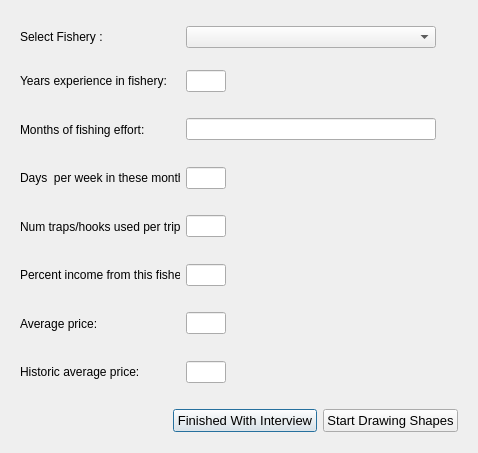
Ecotrust/openoceanmap-desktop, file oom_norcal_comm/Interview/selectfishery.ui: the form before one commit.
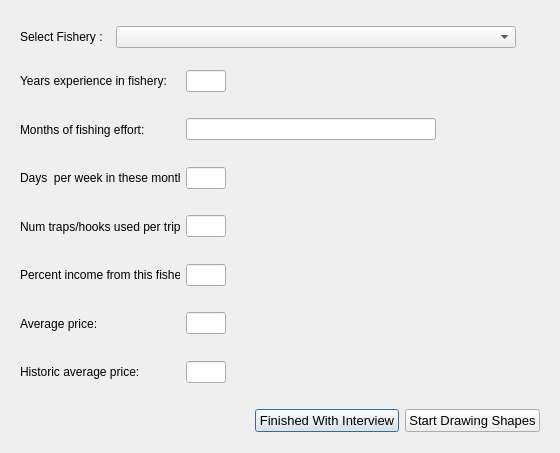
The form after the commit.

Patch:
```diff
--- a/oom_norcal_comm/Interview/selectfishery.ui
+++ b/oom_norcal_comm/Interview/selectfishery.ui
@@ -6,7 +6,7 @@
    <rect>
     <x>0</x>
     <y>0</y>
-    <width>478</width>
+    <width>560</width>
     <height>453</height>
    </rect>
   </property>
@@ -38,13 +38,13 @@
          <widget class="QLabel" name="fishery_text" >
           <property name="minimumSize" >
            <size>
-            <width>160</width>
+            <width>90</width>
             <height>0</height>
            </size>
           </property>
           <property name="maximumSize" >
            <size>
-            <width>160</width>
+            <width>90</width>
             <height>16777215</height>
            </size>
           </property>
@@ -57,13 +57,13 @@
          <widget class="QComboBox" name="fishery_comboBox" >
           <property name="minimumSize" >
            <size>
-            <width>250</width>
+            <width>400</width>
             <height>0</height>
            </size>
           </property>
           <property name="maximumSize" >
            <size>
-            <width>250</width>
+            <width>400</width>
             <height>16777215</height>
            </size>
           </property>
@@ -149,22 +149,22 @@
           </item>
          </widget>
         </item>
+        <item>
+         <spacer name="horizontalSpacer_2" >
+          <property name="orientation" >
+           <enum>Qt::Horizontal</enum>
+          </property>
+          <property name="sizeHint" stdset="0" >
+           <size>
+            <width>40</width>
+            <height>20</height>
+           </size>
+          </property>
+         </spacer>
+        </item>
        </layout>
       </widget>
      </item>
-     <item>
-      <spacer name="horizontalSpacer_2" >
-       <property name="orientation" >
-        <enum>Qt::Horizontal</enum>
-       </property>
-       <property name="sizeHint" stdset="0" >
-        <size>
-         <width>40</width>
-         <height>20</height>
-        </size>
-       </property>
-      </spacer>
-     </item>
     </layout>
    </item>
    <item>
```
Left out of the diff: 66 changed lines with no effect on the pictures.
